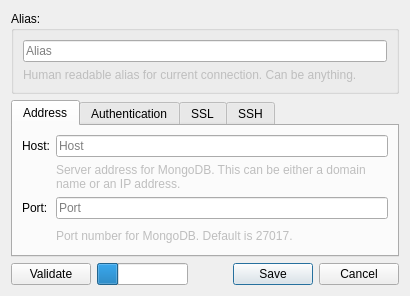
3drepo/3drepogui, file forms/repo_dialogconnect.ui: the form before one commit.
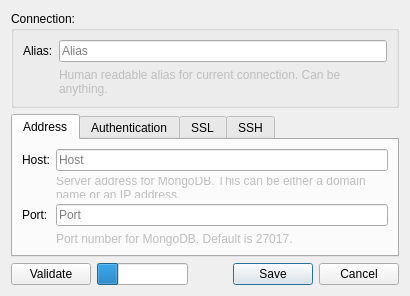
The form after the commit.

```diff
--- a/forms/repo_dialogconnect.ui
+++ b/forms/repo_dialogconnect.ui
@@ -20,10 +20,17 @@
    <item>
     <widget class="QGroupBox" name="groupBox">
      <property name="title">
-      <string>Alias:</string>
+      <string>Connection:</string>
      </property>
-     <layout class="QVBoxLayout" name="verticalLayout_2">
-      <item>
+     <layout class="QFormLayout" name="formLayout_3">
+      <item row="0" column="0">
+       <widget class="QLabel" name="label_3">
+        <property name="text">
+         <string>Alias:</string>
+        </property>
+       </widget>
+      </item>
+      <item row="0" column="1">
        <widget class="QLineEdit" name="aliasLineEdit">
         <property name="placeholderText">
          <string>Alias</string>
@@ -33,7 +40,7 @@
         </property>
        </widget>
       </item>
-      <item>
+      <item row="1" column="1">
        <widget class="QLabel" name="label_4">
         <property name="enabled">
          <bool>false</bool>
```
